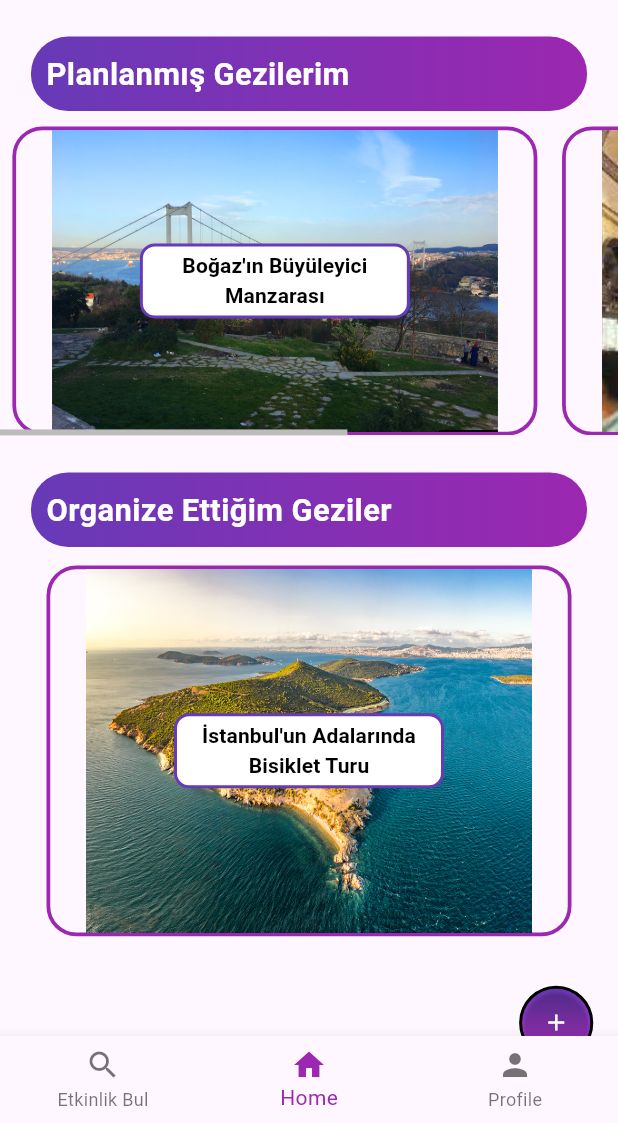
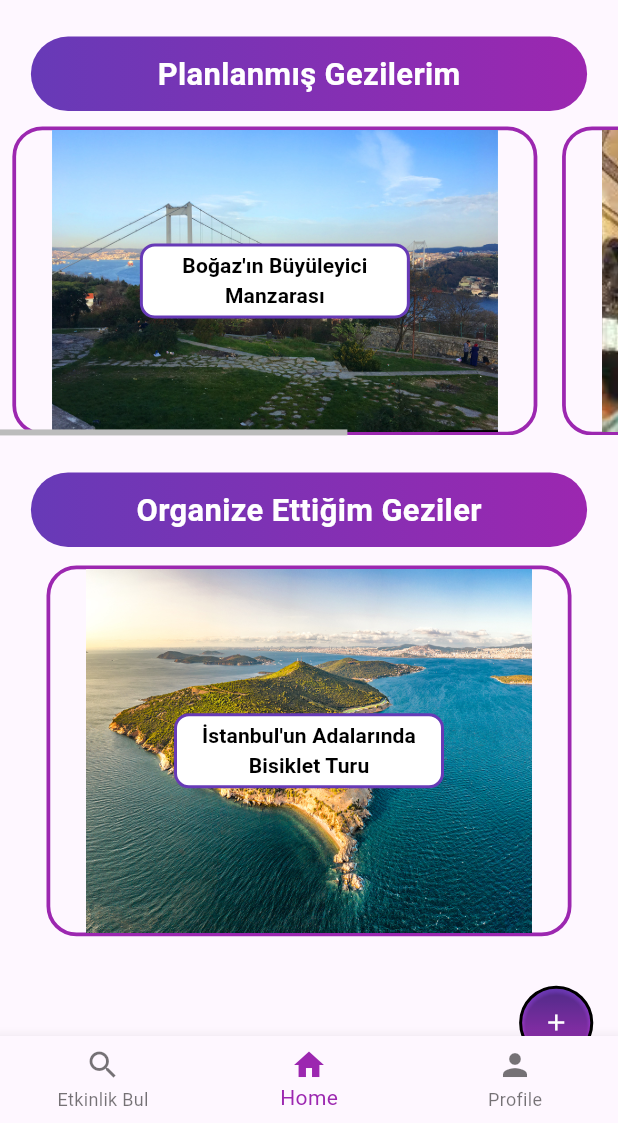
Before and after one commit to Dsoylular/SendeGel, a Flutter app: the screen it shows after launch, after a tap on "LOGIN", on a phone screen of 412 x 824 dp, the part 113-1236 px from its top. Run offline on Flutter 3.47's test engine with Material 3 defaults, Android fonts, the phone set to English and light mode, and no system bars; our stand-ins replace google_maps_flutter.

Commit message:
Minor changes and designs

```diff
--- a/lib/HomePageFiles/HomePage.dart
+++ b/lib/HomePageFiles/HomePage.dart
@@ -73,7 +73,7 @@ class _HomeWidgetState extends State<HomeWidget> {
               child: Padding(
                 padding: EdgeInsets.all(screenWidth * 0.025),
                 child: Align(
-                  alignment: Alignment.centerLeft,
+                  alignment: Alignment.center,
                   child: Text(
                     "Planlanmış Gezilerim",
                     style: TextStyle(
@@ -119,7 +119,7 @@ class _HomeWidgetState extends State<HomeWidget> {
               child: Padding(
                 padding: EdgeInsets.all(screenWidth * 0.025),
                 child: Align(
-                  alignment: Alignment.centerLeft,
+                  alignment: Alignment.center,
                   child: Text(
                     "Organize Ettiğim Geziler",
                     style: TextStyle(
```
